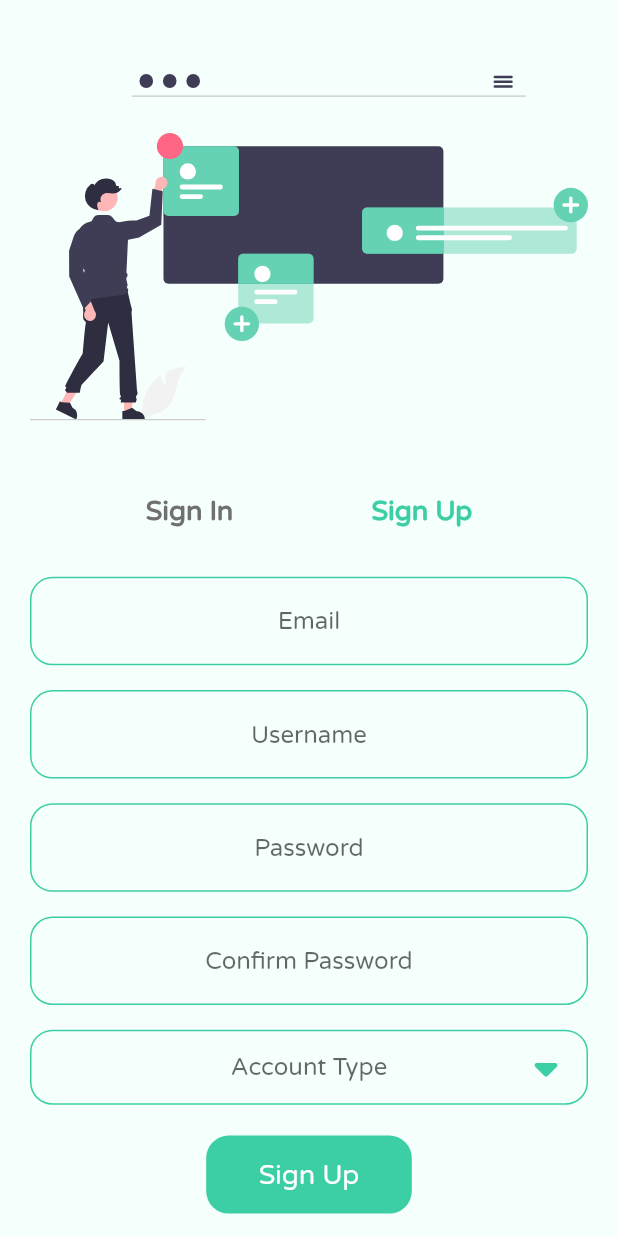
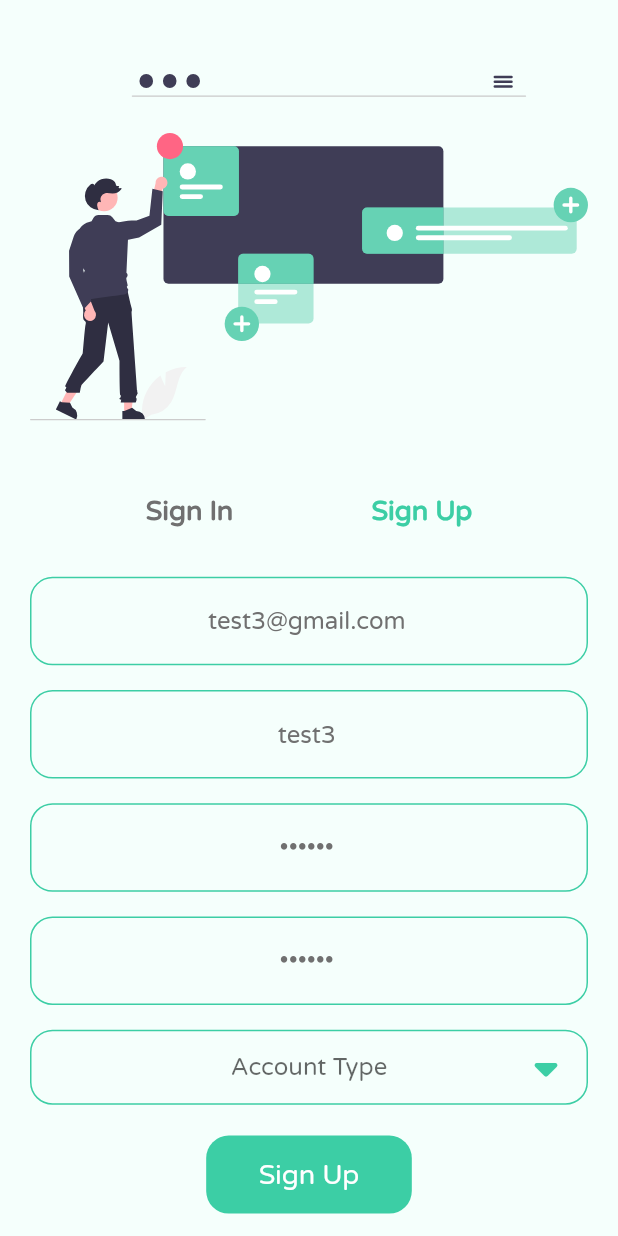
Before and after one commit to BrahimChouih/EkrilliApp, a Flutter app: the AuthenticationScreen screen opened directly, after a tap on "Sign Up", on a phone screen of 412 x 824 dp. Run offline on Flutter 3.47's test engine with Material 2 defaults, Android fonts, the light colour scheme and no system bars; our stand-ins replace animated_text_kit, dio, flutter_svg, font_awesome_flutter, get, shared_preferences; accounts and stored records are empty.

Commit message:
Integrate authentication api

```diff
--- a/lib/auth/auth_api.dart
+++ b/lib/auth/auth_api.dart
@@ -33,6 +33,7 @@ class AuthAPI {
     required String email,
     required String username,
     required String password,
+    required String userType,
   }) async {
     String apiUrl = '$api/auth/register/';
 
@@ -42,6 +43,7 @@ class AuthAPI {
         'email': email,
         'username': username,
         'password': password,
+        'user_type': userType.toUpperCase(),
       },
     );
     apiToken = response.data['token'];
@@ -60,7 +62,7 @@ class AuthAPI {
   Future<void> getTokenFromSP() async {
     sharedPreferences = await SharedPreferences.getInstance();
     apiToken = sharedPreferences?.getString('apiToken');
-    if (apiToken != null) {
+    if (isLogin) {
       currentUser = await getUserInfo();
     }
   }
--- a/lib/components/custom_drop_dwon.dart
+++ b/lib/components/custom_drop_dwon.dart
@@ -35,24 +35,24 @@ class CustomDropDown<T> extends StatelessWidget {
           DropdownButton<T>(
             onChanged: onChange,
             value: value,
-            hint: const Expanded(
-              child: Center(
-                child: Text(
-                  'Account Type',
-                  textAlign: TextAlign.center,
-                ),
+            hint: Container(
+              width: Get.width,
+              alignment: Alignment.center,
+              child: const Text(
+                'Account Type',
+                textAlign: TextAlign.center,
               ),
             ),
             items: items
                 .map(
                   (e) => DropdownMenuItem<T>(
                     value: e,
-                    child: Expanded(
-                      child: Center(
-                        child: Text(
-                          e.toString(),
-                          textAlign: TextAlign.center,
-                        ),
+                    child: Container(
+                      width: Get.width,
+                      alignment: Alignment.center,
+                      child: Text(
+                        e.toString(),
+                        textAlign: TextAlign.center,
                       ),
                     ),
                   ),
--- a/lib/components/custom_text_field.dart
+++ b/lib/components/custom_text_field.dart
@@ -10,12 +10,14 @@ class CustomTextField extends StatelessWidget {
     this.controller,
     this.margin,
     this.obscureText = false,
+    this.keyboardType,
   }) : super(key: key);
 
   final String? hintText;
   TextEditingController? controller;
   final bool obscureText;
   final EdgeInsetsGeometry? margin;
+  final TextInputType? keyboardType;
 
   @override
   Widget build(BuildContext context) {
@@ -25,6 +27,7 @@ class CustomTextField extends StatelessWidget {
         textAlign: TextAlign.center,
         controller: controller,
         obscureText: obscureText,
+        keyboardType: keyboardType,
         decoration: InputDecoration(
           hintText: hintText,
           focusedBorder: OutlineInputBorder(
--- a/lib/components/submit_button.dart
+++ b/lib/components/submit_button.dart
@@ -10,13 +10,13 @@ class SubmitButton extends StatelessWidget {
     Key? key,
   }) : super(key: key);
 
-  final Function? onTap;
+  final Function()? onTap;
   final String text;
 
   @override
   Widget build(BuildContext context) {
     return InkWell(
-      onTap: () {},
+      onTap: onTap,
       highlightColor: Colors.transparent,
       splashColor: Colors.transparent,
       child: Container(
--- a/lib/controllers/auth_controller.dart
+++ b/lib/controllers/auth_controller.dart
@@ -12,7 +12,7 @@ class AuthController extends GetxController with AuthAPI {
 
   Future<void> initData() async {
     await getTokenFromSP();
-    refreshUserInfo();
+    if (isLogin) refreshUserInfo();
   }
 
   @override
--- a/lib/main.dart
+++ b/lib/main.dart
@@ -15,7 +15,6 @@ class MyApp extends StatelessWidget {
 
   @override
   Widget build(BuildContext context) {
-    Get.lazyPut(() => AuthController());
     return GetMaterialApp(
       theme: primaryTheme,
       home: const SplashScreen(),
--- a/lib/models/user.dart
+++ b/lib/models/user.dart
@@ -7,6 +7,7 @@ class User {
   String? language;
   String? location;
   String? aboutMe;
+  String? userType;
   String? dateJoined;
 
   User({
@@ -18,6 +19,7 @@ class User {
     this.language,
     this.location,
     this.aboutMe,
+    this.userType,
     this.dateJoined,
   });
 
@@ -30,6 +32,7 @@ class User {
     language = json['language'];
     location = json['location'];
     aboutMe = json['about_me'];
+    userType = json['user_type'];
     dateJoined = json['date_joined'];
   }
 
@@ -42,6 +45,7 @@ class User {
     data['language'] = language;
     data['location'] = location;
     data['about_me'] = aboutMe;
+    data['user_type'] = userType;
     return data;
   }
 }
--- a/lib/screens/authentication_screen.dart
+++ b/lib/screens/authentication_screen.dart
@@ -2,6 +2,7 @@ import 'package:dio/dio.dart';
 import 'package:ekrilli_app/components/custom_drop_dwon.dart';
 import 'package:ekrilli_app/controllers/auth_controller.dart';
 import 'package:ekrilli_app/models/user.dart';
+import 'package:ekrilli_app/screens/home_screen.dart';
 import 'package:ekrilli_app/themes/primary_theme.dart';
 import 'package:flutter/material.dart';
 import 'package:flutter_svg/flutter_svg.dart';
@@ -13,13 +14,17 @@ import '../components/submit_button.dart';
 class AuthenticationScreen extends StatelessWidget {
   AuthController authController = Get.find<AuthController>();
 
-  TextEditingController emailController = TextEditingController();
+  TextEditingController emailController =
+      TextEditingController(text: 'test3@gmail.com');
 
-  TextEditingController usernameController = TextEditingController();
+  TextEditingController usernameController =
+      TextEditingController(text: 'test3');
 
-  TextEditingController passwordController = TextEditingController();
+  TextEditingController passwordController =
+      TextEditingController(text: '123123');
 
-  TextEditingController confirmPasswordController = TextEditingController();
+  TextEditingController confirmPasswordController =
+      TextEditingController(text: '123123');
 
   Rx<AuthenticationMode> authenticationMode = AuthenticationMode.signIn.obs;
 
@@ -28,7 +33,8 @@ class AuthenticationScreen extends StatelessWidget {
   @override
   Widget build(BuildContext context) {
     return Scaffold(
-      body: SingleChildScrollView(
+      body: SafeArea(
+        child: SingleChildScrollView(
           child: Padding(
             padding: const EdgeInsets.symmetric(horizontal: 20.0),
             child: Obx(
@@ -51,6 +57,7 @@ class AuthenticationScreen extends StatelessWidget {
                   CustomTextField(
                     hintText: 'Email',
                     controller: emailController,
+                    keyboardType: TextInputType.emailAddress,
                   ),
                   authenticationMode.value == AuthenticationMode.signUp
                       ? CustomTextField(
@@ -84,50 +91,34 @@ class AuthenticationScreen extends StatelessWidget {
                     text: authenticationMode.value == AuthenticationMode.signIn
                         ? 'Sign In'
                         : 'Sign Up',
-                  onTap: () {},
+                    onTap: () async {
+                      // print(accountType);
+                      try {
+                        if (authenticationMode.value ==
+                            AuthenticationMode.signIn) {
+                          await authController.signIn(
+                            email: emailController.text,
+                            password: passwordController.text,
+                          );
+                        } else {
+                          await authController.signUp(
+                            email: emailController.text,
+                            password: passwordController.text,
+                            username: usernameController.text,
+                            userType: accountType ?? 'Tanent',
+                          );
+                        }
+                        if (authController.isLogin) {
+                          Get.offAll(() => HomeScreen());
+                        }
+                      } on DioError catch (e) {
+                        print('===========');
+                        print(e.response);
+                      }
+                    },
                   ),
                 ],
-              // children: [
-              //   textField('email', emailController),
-              //   textField('username', usernameController),
-              //   textField('password', passwordController),
-              //   TextButton(
-              //     onPressed: () async {
-              //       try {
-              //         // await authController.signOut();
-              //         // await authController.signIn(
-              //         //   email: emailController.text,
-              //         //   password: passwordController.text,
-              //         // );
-              //         // await authController.signUp(
-              //         //   email: emailController.text,
-              //         //   password: passwordController.text,
-              //         //   username: usernameController.text,
-              //         // );
-              //         await authController.updateUserInfo(
-              //           User(location: 'Oran'),
-              //         );
-              //       } on DioError catch (e) {
-              //         print('===========');
-              //         print(e.response);
-              //         print('===========');
-              //       }
-
-              //       print(authController.currentUser?.toJson());
-
-              //       authController.update();
-              //     },
-              //     child: const Text('submit'),
-              //   ),
-              //   GetBuilder<AuthController>(
-              //     builder: (_) => Text(
-              //       authController.currentUser?.toJson().toString() ?? '',
-              //       style: const TextStyle(
-              //         fontSize: 20,
-              //       ),
-              //     ),
-              //   ),
-              // ],
+              ),
             ),
           ),
         ),
```
Also changed, not shown: lib/screens/home_screen.dart (added, +27 -0 lines), lib/screens/splash_screen.dart (+12 -15 lines). Lines whose indentation alone changed are shown as unchanged.
